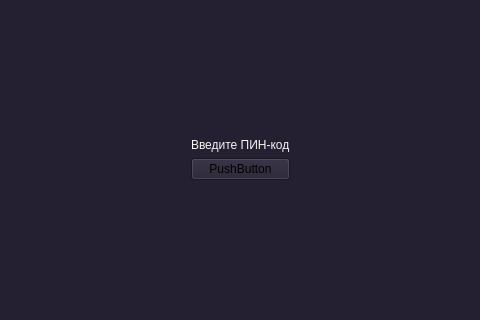
Old version of the form mainwindow.ui in the repository SamuelYoopiYo/KeyManager; both pictures show x 160 to 640 and y 130 to 450 of the 800 by 600 pixel window.
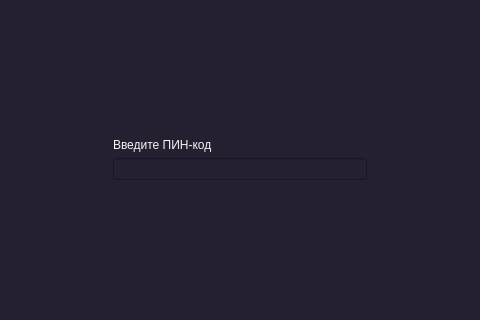
New version of the form.

Commit message: Сделал вход по ПИН-коду

```diff
--- a/mainwindow.ui
+++ b/mainwindow.ui
@@ -113,11 +113,7 @@
          </spacer>
         </item>
         <item row="2" column="1">
-         <widget class="QPushButton" name="pushButton">
-          <property name="text">
-           <string>PushButton</string>
-          </property>
-         </widget>
+         <widget class="QLineEdit" name="lineEdit_2"/>
         </item>
        </layout>
       </widget>
```
The commit also changes 2 other files.
